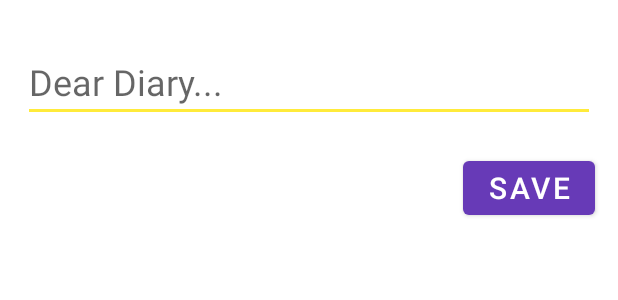
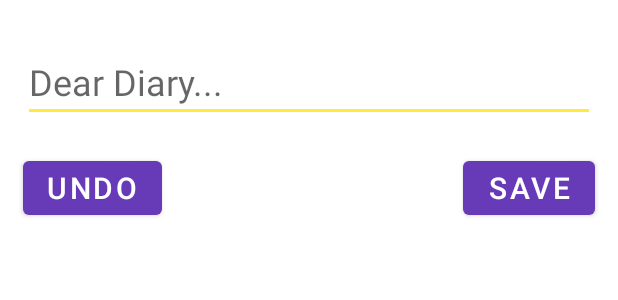
Before and after one commit to AlexZenevich/Secret_Diary, an Android app: the layout activity_main.xml on its own in the app's theme, with its tools: preview values and no code run, on a phone screen of 412 x 824 dp. Shown: the top 300 px of the screen. Run offline under Robolectric (Android 15) with nearby library versions, the phone set to English and light mode, and no system bars.

Commit message:
add undo button

```diff
--- a/Secret Diary/task/src/main/res/layout/activity_main.xml
+++ b/Secret Diary/task/src/main/res/layout/activity_main.xml
@@ -22,6 +22,15 @@
         app:layout_constraintTop_toTopOf="parent" />
 
     <Button
+        android:id="@+id/btnUndo"
+        android:layout_width="wrap_content"
+        android:layout_height="wrap_content"
+        android:text="@string/undo"
+        android:textSize="20sp"
+        app:layout_constraintStart_toStartOf="@+id/etNewWriting"
+        app:layout_constraintTop_toTopOf="@+id/btnSave" />
+
+    <Button
         android:id="@+id/btnSave"
         android:layout_width="wrap_content"
         android:layout_height="wrap_content"
--- a/Secret Diary/task/src/main/res/values/strings.xml
+++ b/Secret Diary/task/src/main/res/values/strings.xml
@@ -2,4 +2,5 @@
     <string name="app_name">Secret Diary</string>
     <string name="dear_diary">Dear Diary...</string>
     <string name="save">Save</string>
+    <string name="undo">Undo</string>
 </resources>
```
Also changed, not shown: Secret Diary/task/src/main/java/org/hyperskill/secretdiary/MainActivity.kt (+17 -15 lines), 537 other files.
